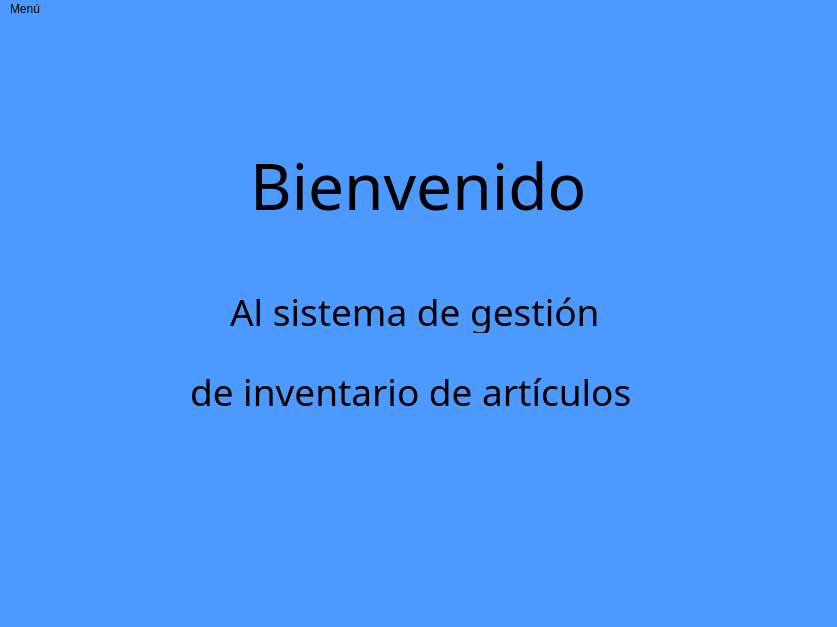
Above: UI/Core/UI_Principal.ui from mariacorralesc/proyecto_Grupo3 before the change. Below: the same form after it.
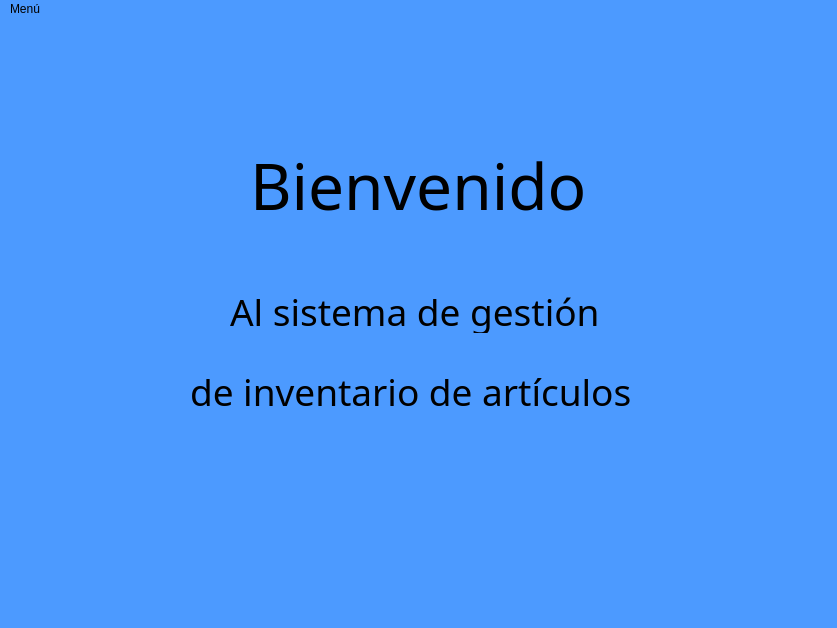
That is the form after the change.

Patch:
```diff
--- a/UI/Core/UI_Principal.ui
+++ b/UI/Core/UI_Principal.ui
@@ -7,7 +7,7 @@
     <x>0</x>
     <y>0</y>
     <width>837</width>
-    <height>627</height>
+    <height>628</height>
    </rect>
   </property>
   <property name="windowTitle">
```
Left out of the diff: 20 changed lines with no effect on the pictures.
